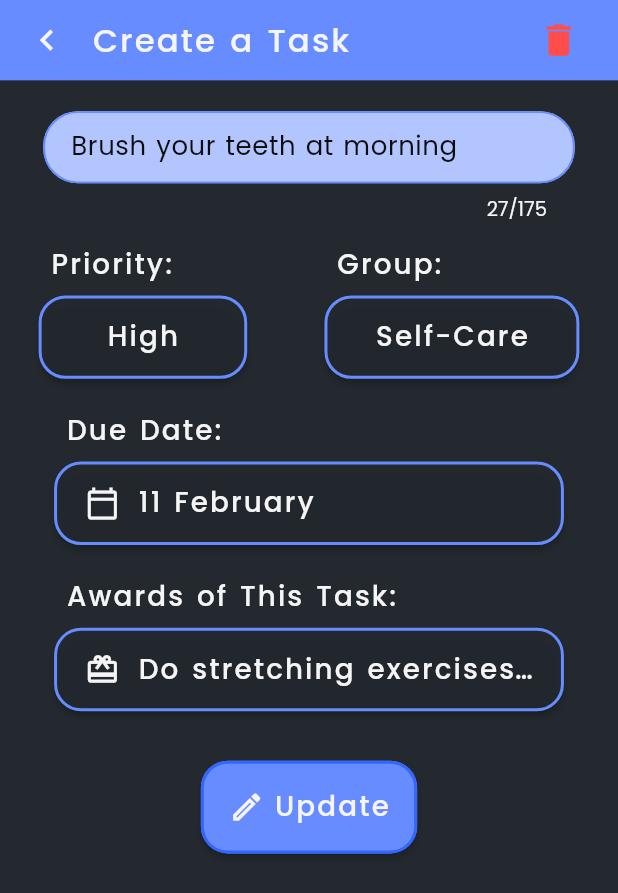
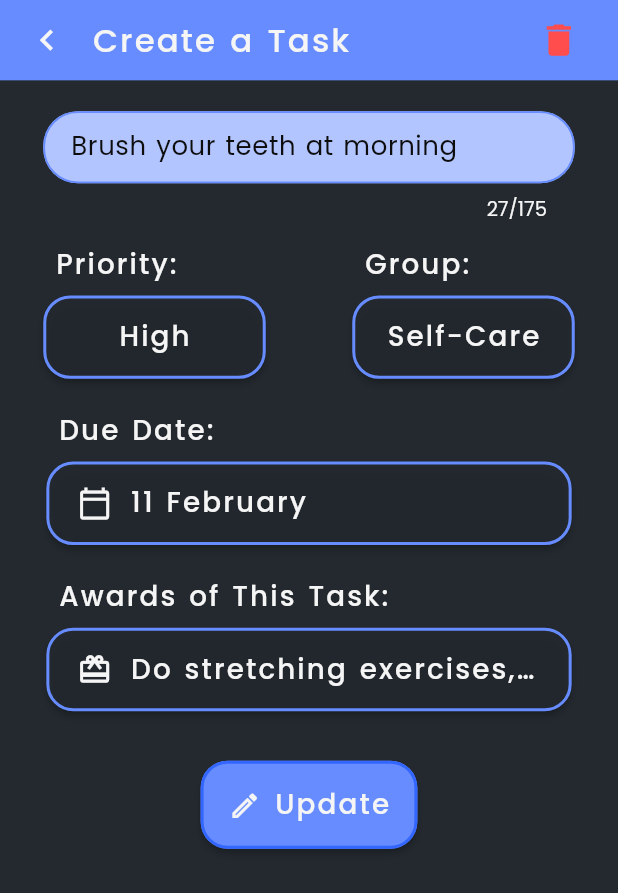
Before and after one commit to bahricanyesil/gamified-todo, a Flutter app: the screen it shows after launch, after a tap on an icon or button, on a phone screen of 412 x 824 dp. Shown: the top 893 px of the screen. Run offline on Flutter 3.47's test engine with Material 2 defaults, Android fonts, the phone set to English and light mode, and no system bars; our stand-ins replace google_fonts, hive_flutter, tuple, url_launcher_web; missing offline and left inert: infinite_listview; accounts and stored records are empty.

Commit message:
Responsive size adjustments

```diff
--- a/lib/core/decoration/button/button_styles.dart
+++ b/lib/core/decoration/button/button_styles.dart
@@ -55,7 +55,7 @@ class ButtonStyles {
       );
 
   MaterialStateProperty<Size> _size(Size? size) => size == null
-      ? _all(Size.fromHeight(context.responsiveSize * 20))
+      ? _all(Size.fromHeight(context.responsiveSize * 19))
       : _all(size);
 
   MaterialStateProperty<T> _all<T>(T value) => MaterialStateProperty.all(value);
--- a/lib/core/extensions/context/responsiveness_extensions.dart
+++ b/lib/core/extensions/context/responsiveness_extensions.dart
@@ -105,6 +105,12 @@ extension ResponsivenessExtensions on BuildContext {
   /// Returns a responsive vertical [SizedBox] to give space.
   SizedBox sizedH(double factor) => SizedBox(height: height * factor);
 
+  /// Returns a responsive horizontal [SizedBox] to give space.
+  SizedBox sizedWR(double factor) => SizedBox(width: responsiveSize * factor);
+
+  /// Returns a responsive vertical [SizedBox] to give space.
+  SizedBox sizedHR(double factor) => SizedBox(height: responsiveSize * factor);
+
   List<double> _getSizedValue(Sizes sizeType) {
     late double horizontalValue;
     late double verticalValue;
--- a/lib/core/widgets/buttons/custom/custom_dropdown_button.dart
+++ b/lib/core/widgets/buttons/custom/custom_dropdown_button.dart
@@ -53,7 +53,7 @@ class CustomDropdownButton<T> extends StatelessWidget {
       style: ButtonStyles(context).roundedStyle(
         padding: context.horizontalPadding(Sizes.med),
         size: Size(
-          buttonWidth ?? context.responsiveSize * 45,
+          buttonWidth ?? context.width * 85,
           context.responsiveSize * 18,
         ),
       ),
--- a/lib/core/widgets/buttons/custom/elevated_icon_text_button.dart
+++ b/lib/core/widgets/buttons/custom/elevated_icon_text_button.dart
@@ -42,8 +42,8 @@ class ElevatedIconTextButton extends StatelessWidget {
   Widget _rowChild(BuildContext context) => Row(
         mainAxisSize: MainAxisSize.min,
         children: <Widget>[
-          BaseIcon(icon),
-          context.sizedW(1.6),
+          BaseIcon(icon, sizeFactor: 7),
+          context.sizedWR(3),
           BaseText(text),
         ],
       );
--- a/lib/core/widgets/date-picker/custom_date_picker.dart
+++ b/lib/core/widgets/date-picker/custom_date_picker.dart
@@ -31,7 +31,7 @@ class CustomDatePicker extends StatelessWidget {
   Widget build(BuildContext context) => ElevatedButton(
         style: ButtonStyles(context).roundedStyle(
           padding: context.horizontalPadding(Sizes.med),
-          size: Size(context.responsiveSize * 110, context.responsiveSize * 18),
+          size: Size(context.width * 85, context.responsiveSize * 18),
         ),
         onPressed: () async {
           FocusManager.instance.primaryFocus?.unfocus();
--- a/lib/features/task/view/task.dart
+++ b/lib/features/task/view/task.dart
@@ -118,6 +118,7 @@ class TaskScreen extends StatelessWidget with TaskTexts {
             values: model.priorities,
             initialValues: <Priorities>[priority],
             callback: model.onPriorityChoose,
+            buttonWidth: context.width * 36,
           );
         },
       );
@@ -133,7 +134,7 @@ class TaskScreen extends StatelessWidget with TaskTexts {
             initialValues: <Group>[group],
             callback: model.onGroupChoose,
             autoSizeText: false,
-            buttonWidth: context.responsiveSize * 55,
+            buttonWidth: context.width * 36,
           );
         },
       );
@@ -168,7 +169,6 @@ class TaskScreen extends StatelessWidget with TaskTexts {
       callback: (List<Task> tasks) =>
           model.onAwardsChoose(tasks, context.read<HomeViewModel>()),
       autoSizeText: false,
-      buttonWidth: context.responsiveSize * 110,
       icon: Icons.card_giftcard_outlined,
     );
   }
--- a/lib/main.dart
+++ b/lib/main.dart
@@ -5,7 +5,7 @@ import 'package:provider/provider.dart';
 import 'core/managers/navigation/navigation_manager.dart';
 import 'core/managers/navigation/screen_config.dart';
 import 'core/providers/provider_list.dart';
-import 'initial_app.dart' if (dart.library.hmtl) 'initial_web_app.dart';
+import 'initial_web_app.dart' if (dart.library.io) 'initial_app.dart';
 import 'product/managers/local-storage/settings/settings_local_manager.dart';
 
 Future<void> main() async {
```
Also changed, not shown: 1 other file.
